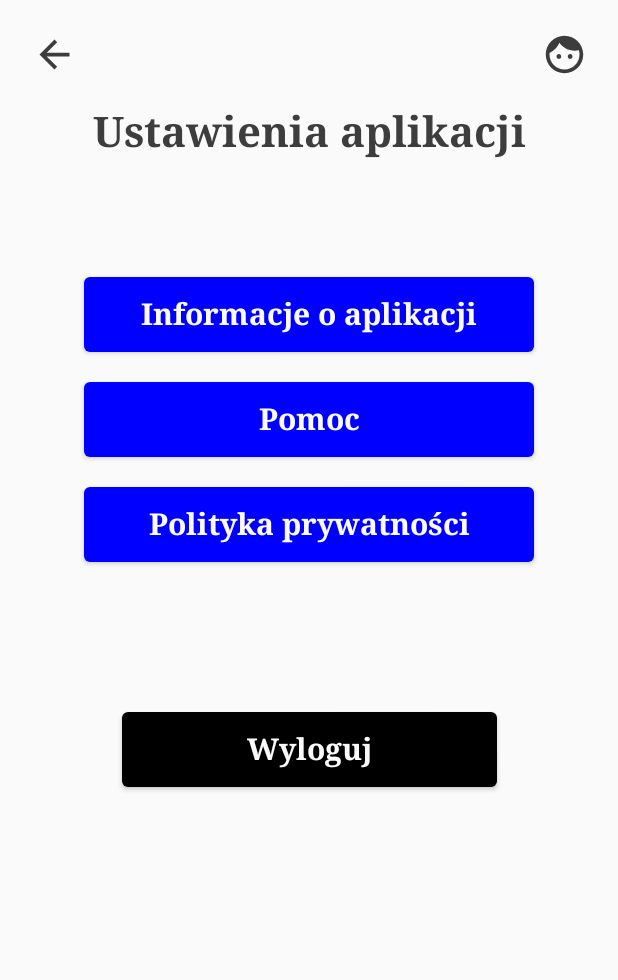
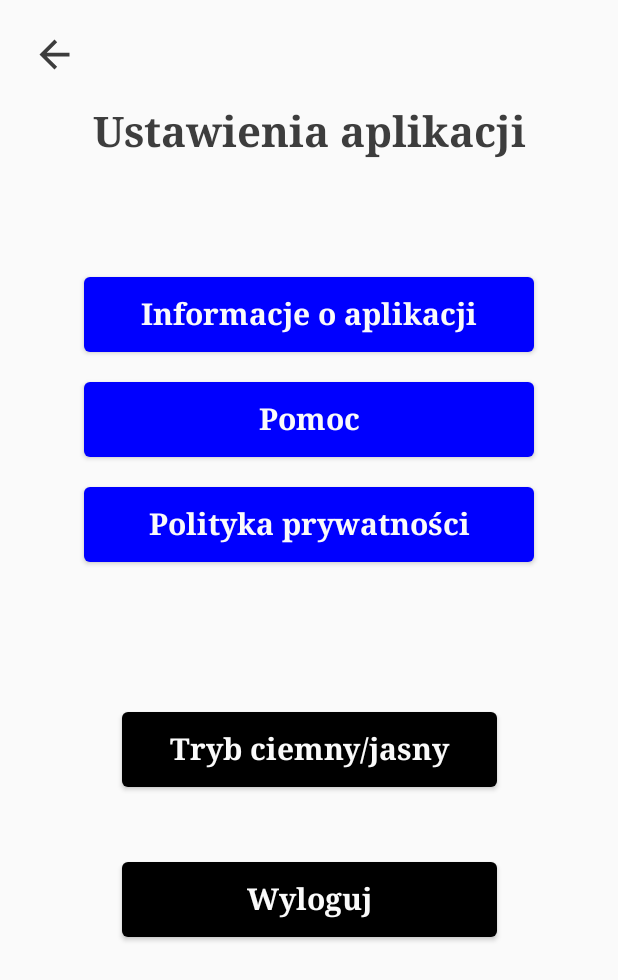
Before and after one commit to Wojw99/bizarro-app, an Android app built with Jetpack Compose: the SettingsScreen screen opened through its navigation route, on a phone screen of 412 x 824 dp. Shown: the top 980 px of the screen. Run offline under Robolectric (Android 15) with nearby library versions, the phone set to English and light mode, and no system bars; our stand-ins replace Dagger/Hilt's generated code.

Commit message:
Some fixes to Settings Screen

```diff
--- a/app/src/main/java/com/example/bizarro/ui/screens/user_profile/UserProfileScreen.kt
+++ b/app/src/main/java/com/example/bizarro/ui/screens/user_profile/UserProfileScreen.kt
@@ -73,7 +73,8 @@ fun UserProfileScreen(
         Button(
             onClick ={
                 navController.navigate(route = Screen.SeeYourOpinionsScreen.route)
-                //Toast.makeText(context, viewModel.nameUser, Toast.LENGTH_SHORT).show()
+
+                     //Toast.makeText(context, viewModel.nameUser, Toast.LENGTH_SHORT).show()
 
                      },
             Modifier.size(width = 180.dp, height = 40.dp),
--- a/app/src/main/java/com/example/bizarro/ui/screens/user_profile/settings/SettingsScreen.kt
+++ b/app/src/main/java/com/example/bizarro/ui/screens/user_profile/settings/SettingsScreen.kt
@@ -5,6 +5,7 @@ import androidx.compose.foundation.layout.*
 import androidx.compose.material.*
 import androidx.compose.material.icons.Icons
 import androidx.compose.material.icons.filled.ArrowBack
+import androidx.compose.material.icons.filled.Clear
 import androidx.compose.material.icons.filled.Face
 import androidx.compose.material.icons.filled.Settings
 import androidx.compose.runtime.Composable
@@ -20,10 +21,13 @@ import androidx.hilt.navigation.compose.hiltViewModel
 import androidx.navigation.NavController
 import com.example.bizarro.ui.AppState
 import com.example.bizarro.ui.Screen
+import com.example.bizarro.ui.components.TopBar
 import com.example.bizarro.ui.screens.user_profile.settings.SettingsViewModel
 import com.example.bizarro.ui.theme.blueColor
 import com.example.bizarro.ui.theme.darkColor
 import com.example.bizarro.ui.theme.kWhite
+import com.example.bizarro.util.Strings
+import com.example.bizarro.util.models.TopBarAction
 
 @Composable
 fun SettingsScreen(navController: NavController,
@@ -95,6 +99,20 @@ fun SettingsScreen(navController: NavController,
 
         Spacer(modifier = Modifier.height(100.dp))
 
+        Button(
+            onClick ={
+                navController.navigate(route = Screen.OtherUserProfile.route)
+            },
+            Modifier.size(width = 250.dp, height = 50.dp),
+            colors = ButtonDefaults.buttonColors(backgroundColor = darkColor),
+
+            ) {
+            Text(text = "Tryb ciemny/jasny",
+                style = MaterialTheme.typography.button
+            )
+        }
+
+        Spacer(modifier = Modifier.height(50.dp))
 
         Button(
             onClick ={
@@ -108,6 +126,8 @@ fun SettingsScreen(navController: NavController,
                 style = MaterialTheme.typography.button
             )
         }
+
+
 
 
     }
@@ -126,18 +146,21 @@ fun HeaderSectionSettings(navController: NavController)
             .fillMaxWidth()
             .padding(12.dp)){
 
-        IconButton(
-            onClick = {
-                    navController.navigate(route = Screen.OtherUserProfile.route)
-            },
-            modifier = Modifier.align(Alignment.CenterEnd)
-        ) {
-            Icon(
-                imageVector = Icons.Default.Face,
-                contentDescription = "Light/Dark type ",
-                Modifier.size(30.dp)
-            )
-        }
+        // * * * * * * TOP BAR * * * * * *
+//        TopBar(
+//            navController = navController,
+//            //title = Strings.filterTitle,
+//            actions = listOf(
+//                TopBarAction(
+//                    onClick = {
+//
+//                    },
+//                    icon = Icons.Default.Clear,
+//                    contentDescription = Strings.clearFilters,
+//                ),
+//            ),
+//        )
+
 
         IconButton(
             onClick = {
```
